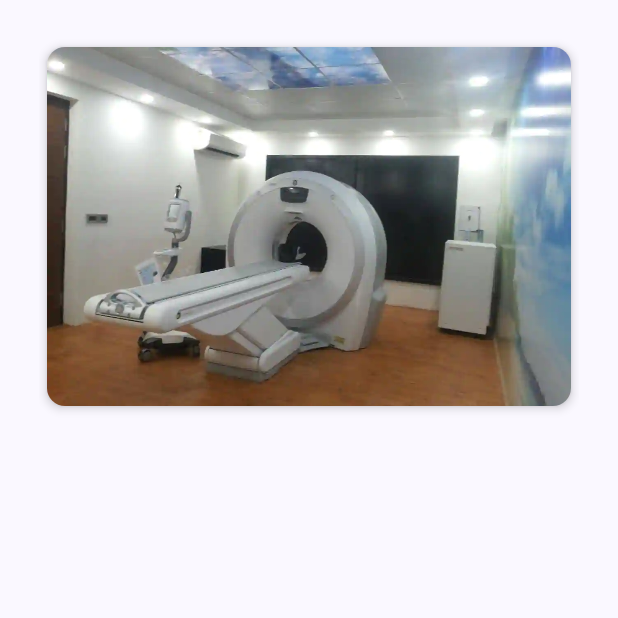
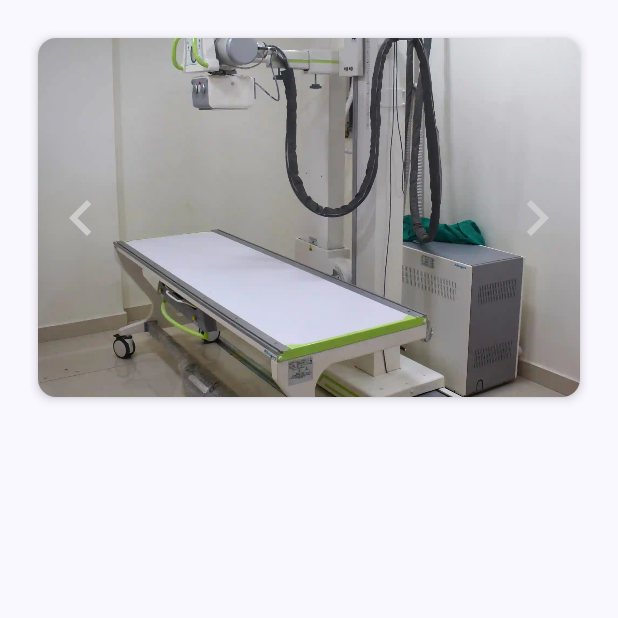
Before and after one commit to ankitkumar1302/PankajScanning, an Android app built with Jetpack Compose: the screen it shows after launch (MainActivity), on a phone screen of 412 x 824 dp, the top half of it. Run offline under Robolectric (Android 15) with nearby library versions, the phone set to English and light mode, and no system bars; our stand-ins replace accompanist.

Commit message:
HomeScreen

```diff
--- a/app/build.gradle.kts
+++ b/app/build.gradle.kts
@@ -5,7 +5,7 @@ plugins {
 
 android {
     namespace = "com.example.pankajscanning"
-    compileSdk = 33
+    compileSdk = 34
 
     defaultConfig {
         applicationId = "com.example.pankajscanning"
@@ -69,4 +69,8 @@ dependencies {
 
     //pager
     implementation ("com.google.accompanist:accompanist-pager:0.12.0")
+    // Icons
+//    implementation("androidx.compose.material:material:1.5.4")
+    implementation("androidx.compose.material:material-icons-extended:1.5.4")
+
 }
--- a/app/src/main/java/com/example/pankajscanning/screens/Home.kt
+++ b/app/src/main/java/com/example/pankajscanning/screens/Home.kt
@@ -8,14 +8,23 @@ import androidx.compose.foundation.layout.fillMaxSize
 import androidx.compose.foundation.layout.fillMaxWidth
 import androidx.compose.foundation.layout.height
 import androidx.compose.foundation.layout.padding
+import androidx.compose.foundation.layout.size
 import androidx.compose.foundation.layout.wrapContentSize
-import androidx.compose.foundation.shape.RoundedCornerShape
+import androidx.compose.foundation.shape.CircleShape
+import androidx.compose.material.icons.Icons
+import androidx.compose.material.icons.filled.KeyboardArrowLeft
+import androidx.compose.material.icons.filled.KeyboardArrowRight
 import androidx.compose.material3.Card
 import androidx.compose.material3.CardDefaults
+import androidx.compose.material3.Icon
+import androidx.compose.material3.IconButton
 import androidx.compose.runtime.Composable
+import androidx.compose.runtime.LaunchedEffect
+import androidx.compose.runtime.rememberCoroutineScope
 import androidx.compose.ui.Alignment
 import androidx.compose.ui.Modifier
 import androidx.compose.ui.draw.clip
+import androidx.compose.ui.graphics.Color
 import androidx.compose.ui.layout.ContentScale
 import androidx.compose.ui.res.painterResource
 import androidx.compose.ui.tooling.preview.Preview
@@ -24,6 +33,9 @@ import com.example.pankajscanning.R
 import com.google.accompanist.pager.ExperimentalPagerApi
 import com.google.accompanist.pager.HorizontalPager
 import com.google.accompanist.pager.rememberPagerState
+import kotlinx.coroutines.delay
+import kotlinx.coroutines.launch
+
 
 @OptIn(ExperimentalPagerApi::class)
 @Composable
@@ -34,11 +46,17 @@ internal fun HomeScreen() {
         R.drawable.image4,
         R.drawable.image5,
         R.drawable.image6,
-
-        )
+    )
 
     val pagerState = rememberPagerState(pageCount = images.size)
-
+    val scope = rememberCoroutineScope()
+    LaunchedEffect(Unit) {
+        while (true) {
+            delay(5000)
+            val nextPage = (pagerState.currentPage + 1) % pagerState.pageCount
+            pagerState.scrollToPage(nextPage)
+        }
+    }
     Column(
         modifier = Modifier.fillMaxSize(),
         horizontalAlignment = Alignment.CenterHorizontally
@@ -50,16 +68,16 @@ internal fun HomeScreen() {
                 state = pagerState,
                 modifier = Modifier
                     .wrapContentSize()
-                    .padding(26.dp)
+                    .padding(20.dp)
             ) { currentpage ->
                 Card(
                     modifier = Modifier
                         .fillMaxWidth()
-                        .height(250.dp).padding(5.dp)
+                        .height(250.dp)
+                        .padding(5.dp),
 //                        .clip(shape = RoundedCornerShape(16.dp))
-                        ,
                     elevation = CardDefaults.cardElevation(4.dp),
-                    ) {
+                ) {
                     Image(
                         painter = painterResource(id = images[currentpage]),
                         contentDescription = "Images",
@@ -67,8 +85,51 @@ internal fun HomeScreen() {
                         modifier = Modifier.fillMaxSize()
                     )
                 }
+            }
+            IconButton(
+                onClick = {
+                    val nextPage = pagerState.currentPage + 1
+                    if (nextPage < images.size) {
+                        scope.launch {
+                            pagerState.scrollToPage(nextPage)
+                        }
+                    }
+                },
+                modifier = Modifier
+                    .padding(30.dp)
+                    .size(48.dp)
+                    .align(Alignment.CenterEnd)
+                    .clip(CircleShape)
+            ) {
+                Icon(
+                    imageVector = Icons.Filled.KeyboardArrowRight, contentDescription = "",
+                    modifier = Modifier.fillMaxSize(),
+                    tint = Color.LightGray
+                )
+            }
+            IconButton(
+                onClick = {
+                    val prevPage = pagerState.currentPage - 1
+                    if (prevPage >= 0) {
+                        scope.launch {
+                            pagerState.scrollToPage(prevPage)
+                        }
+                    }
 
+                },
+                modifier = Modifier
+                    .padding(30.dp)
+                    .size(48.dp)
+                    .align(Alignment.CenterStart)
+                    .clip(CircleShape)
+            ) {
+                Icon(
+                    imageVector = Icons.Filled.KeyboardArrowLeft, contentDescription = "",
+                    modifier = Modifier.fillMaxSize(),
+                    tint = Color.LightGray
+                )
             }
+
 
         }
     }
--- a/app/src/main/java/com/example/pankajscanning/ui/theme/Color.kt
+++ b/app/src/main/java/com/example/pankajscanning/ui/theme/Color.kt
@@ -27,18 +27,18 @@ private val White = Color(0xFFFFFFFF)
 private val WhiteGrey = Color(0xFFEBEBEF)
 private val LineDark = Color(0xFFEAEAEA)
 
-internal val DarkColorScheme1 = darkColorScheme(
-    primary = Dark,
-    secondary = Soft,
-    background = Dark,
-    surface = Dark
-)
+//internal val DarkColorScheme1 = darkColorScheme(
+//    primary = Dark,
+//    secondary = Soft,
+//    background = Dark,
+//    surface = Dark
+//)
 
 
 
 
 @Immutable
-data class CinemaxColors(
+data class PankajScanningColors(
     val default: Color = Color.Unspecified,
     val primaryDark: Color = Dark,
     val primarySoft: Color = Soft,
@@ -55,4 +55,4 @@ data class CinemaxColors(
 )
 
 
-internal val LocalCinemaxColors = staticCompositionLocalOf { CinemaxColors() }
+internal val LocalPankajScanningColor = staticCompositionLocalOf { PankajScanningColors() }
--- a/app/src/main/java/com/example/pankajscanning/ui/theme/Theme.kt
+++ b/app/src/main/java/com/example/pankajscanning/ui/theme/Theme.kt
@@ -17,15 +17,21 @@ import androidx.compose.runtime.Composable
 import androidx.compose.runtime.CompositionLocalProvider
 import androidx.compose.runtime.ReadOnlyComposable
 import androidx.compose.runtime.SideEffect
+import androidx.compose.ui.graphics.Color
 import androidx.compose.ui.graphics.toArgb
 import androidx.compose.ui.platform.LocalContext
 import androidx.compose.ui.platform.LocalView
 import androidx.core.view.WindowCompat
 
 private val DarkColorScheme = darkColorScheme(
-    primary = Purple80,
-    secondary = PurpleGrey80,
-    tertiary = Pink80
+//    primary = Purple80,
+//    secondary = PurpleGrey80,
+//    tertiary = Pink80,
+
+    primary = Color.Black,
+    secondary = Color.Black,
+    tertiary = Color.Black
+
 )
 
 private val LightColorScheme = lightColorScheme(
@@ -77,52 +83,10 @@ fun PankajScanningTheme(
 }
 
 
-//@Composable
-//fun CinemaxTheme(
-//    colorScheme: ColorScheme = DarkColorScheme,
-//    shapes: Shapes = Shapes,
-//    typography: Typography = Typography,
-//    content: @Composable () -> Unit
-//) {
-//    MaterialTheme(
-//        colorScheme = colorScheme,
-//        shapes = shapes,
-//        typography = typography
-//    ) { ProvideCinemaxThemeDependencies(content = content) }
-//}
-//
-//@Composable
-//private fun ProvideCinemaxThemeDependencies(content: @Composable () -> Unit) {
-//    CompositionLocalProvider(
-//        LocalCinemaxColors provides CinemaxColors(),
-//        LocalCinemaxShapes provides CinemaxShapes(),
-//        LocalCinemaxTypography provides CinemaxTypography(),
-//        LocalCinemaxSpacing provides CinemaxSpacing(),
-//        LocalIndication provides rememberCinemaxRipple(),
-//        LocalRippleTheme provides CinemaxRippleTheme
-//    ) {
-//        ProvideTextStyle(value = CinemaxTheme.typography.regular.h4, content = content)
-//    }
-//}
-//
-//object CinemaxTheme {
-//    val colors: CinemaxColors
-//        @Composable
-//        @ReadOnlyComposable
-//        get() = LocalCinemaxColors.current
-//
-//    val shapes: CinemaxShapes
-//        @Composable
-//        @ReadOnlyComposable
-//        get() = LocalCinemaxShapes.current
-//
-//    val typography: CinemaxTypography
-//        @Composable
-//        @ReadOnlyComposable
-//        get() = LocalCinemaxTypography.current
-//
-//    val spacing: CinemaxSpacing
-//        @Composable
-//        @ReadOnlyComposable
-//        get() = LocalCinemaxSpacing.current
-//}
+object PankajScanningTheme{
+    val colors: PankajScanningColors
+    @Composable
+    @ReadOnlyComposable
+    get() = LocalPankajScanningColor.current
+
+}
```
Also changed, not shown: app/src/main/java/com/example/pankajscanning/paging/Pager.kt (+122 -92 lines).
